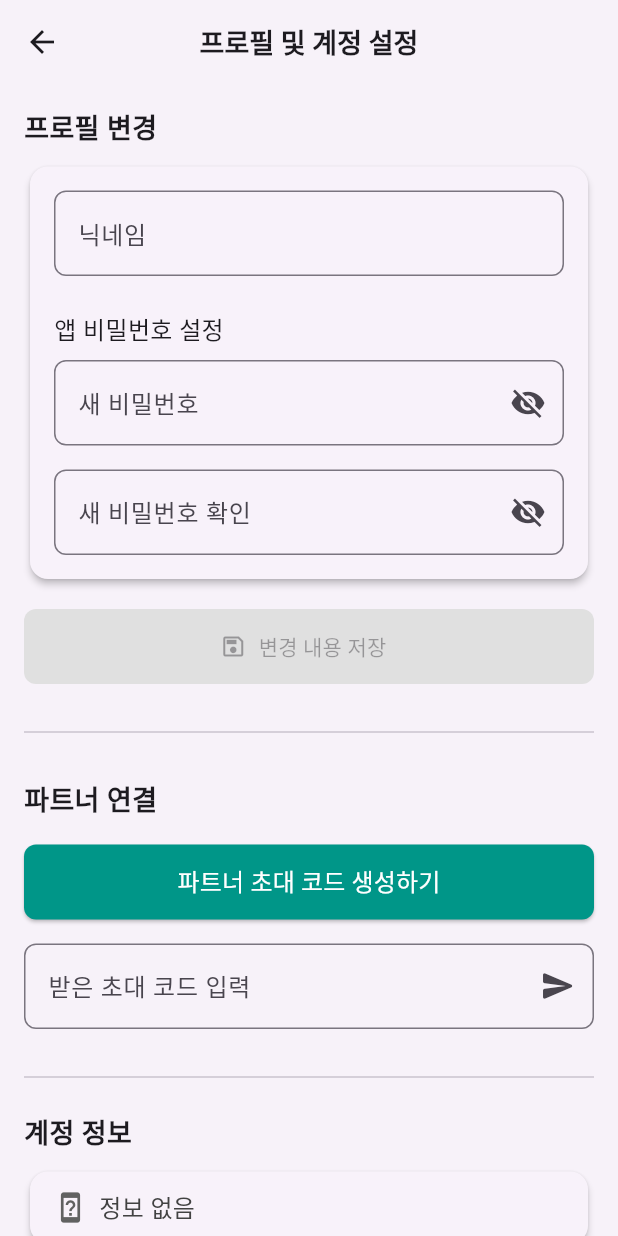
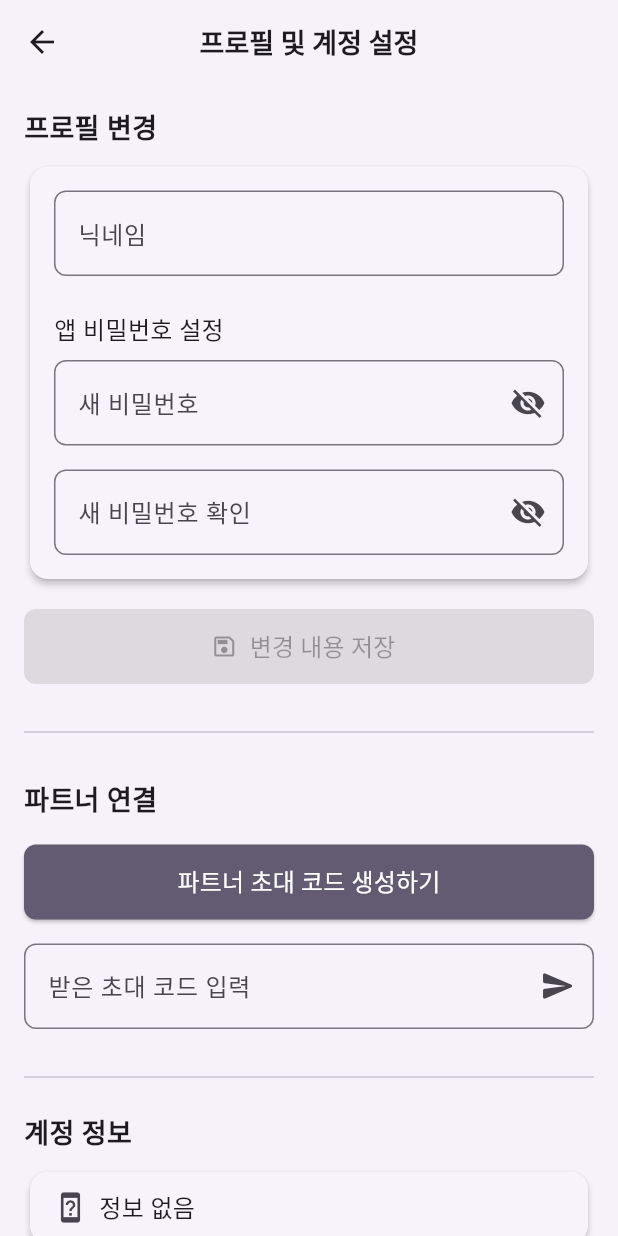
Before and after one commit to creatorjun/safe_diary, a Flutter app: the ProfileScreen screen opened by its route, on a phone screen of 412 x 824 dp. Run offline on Flutter 3.47's test engine with Material 3 defaults, Android fonts, the phone set to English and light mode, and no system bars; our stand-ins replace crystal_navigation_bar, firebase_core, firebase_messaging, flutter_dotenv, flutter_local_notifications, flutter_secure_storage and 3 more; missing offline and left inert: kakao_flutter_sdk, naver_login_sdk, no_screenshot, omni_datetime_picker, stomp_dart_client; accounts and stored records are empty; generated files the repository leaves out were written again.

Commit message:
테마 적용 완료

```diff
--- a/lib/app/controllers/error_controller.dart
+++ b/lib/app/controllers/error_controller.dart
@@ -23,10 +23,10 @@ class ErrorController extends GetxController {
     } else {
       // 오류 종류에 따라 다른 기본 메시지를 설정
       switch (e.runtimeType) {
-        case SocketException:
+        case SocketException _:
           messageToShow = "네트워크에 연결할 수 없습니다. 인터넷 상태를 확인해주세요.";
           break;
-        case ApiException:
+        case ApiException _:
           // ApiService에서 보낸 메시지를 그대로 사용하거나, 더 일반적인 메시지로 교체 가능
           messageToShow = (e as ApiException).message;
           break;
@@ -43,7 +43,7 @@ class ErrorController extends GetxController {
       '알림',
       messageToShow,
       snackPosition: SnackPosition.BOTTOM,
-      backgroundColor: Colors.black.withOpacity(0.7),
+      backgroundColor: Colors.black.withAlpha(70),
       colorText: Colors.white,
       margin: const EdgeInsets.all(12.0),
     );
--- a/lib/app/models/weather_models.dart
+++ b/lib/app/models/weather_models.dart
@@ -1,6 +1,4 @@
 // lib/app/models/weather_models.dart
-
-
 
 /// 전체 날씨 응답을 감싸는 최상위 DTO
 class WeatherResponseDto {
--- a/lib/app/views/login_screen.dart
+++ b/lib/app/views/login_screen.dart
@@ -159,7 +159,7 @@ class LoginScreen extends GetView<LoginController> {
                                 blurRadius: 10.0,
                                 color: colorScheme.shadow.withAlpha(50),
                                 offset: const Offset(2, 2),
-                              )
+                              ),
                             ],
                           ),
                         ),
--- a/lib/app/views/profile_screen.dart
+++ b/lib/app/views/profile_screen.dart
@@ -87,6 +87,8 @@ class _ProfileScreenState extends State<ProfileScreen> {
 
   @override
   Widget build(BuildContext context) {
+    final colorScheme = Theme.of(context).colorScheme;
+
     return Scaffold(
       appBar: AppBar(
         title: const Text('프로필 및 계정 설정', style: textStyleLarge),
@@ -157,19 +159,20 @@ class _ProfileScreenState extends State<ProfileScreen> {
               ),
               verticalSpaceMedium,
               Obx(
-                () => FilledButton.icon(
+                    () => ElevatedButton.icon(
                   icon: const Icon(Icons.save_outlined, size: 18),
-                  label: const Text('변경 내용 저장'),
-                  style: FilledButton.styleFrom(
+                  label: const Text('변경 내용 저장', style: textStyleMedium),
+                  style: ElevatedButton.styleFrom(
                     minimumSize: const Size(double.infinity, 50),
-                    backgroundColor: Theme.of(context).primaryColor,
+                    backgroundColor: colorScheme.primary,
+                    foregroundColor: colorScheme.onPrimary,
+                    disabledBackgroundColor: colorScheme.onSurface.withAlpha(30),
+                    disabledForegroundColor: colorScheme.onSurface.withAlpha(100),
                     shape: RoundedRectangleBorder(
                       borderRadius: BorderRadius.circular(8.0),
                     ),
-                    disabledBackgroundColor: Colors.grey.shade300,
                   ),
-                  onPressed:
-                      controller.hasChanges.value
+                  onPressed: controller.hasChanges.value
                       ? () {
                     controller
                         .saveChanges(
@@ -193,17 +196,17 @@ class _ProfileScreenState extends State<ProfileScreen> {
                     child: OutlinedButton.icon(
                       icon: Icon(
                         Icons.lock_open_outlined,
-                        color: Colors.red.shade700,
+                        color: colorScheme.error,
                       ),
                       label: Text(
                         '앱 비밀번호 해제',
                         style: textStyleMedium.copyWith(
-                          color: Colors.red.shade700,
+                          color: colorScheme.error,
                         ),
                       ),
                       style: OutlinedButton.styleFrom(
                         minimumSize: const Size(double.infinity, 50),
-                        side: BorderSide(color: Colors.red.shade200),
+                        side: BorderSide(color: colorScheme.error.withAlpha(80)),
                         shape: RoundedRectangleBorder(
                           borderRadius: BorderRadius.circular(8.0),
                         ),
@@ -244,6 +247,8 @@ class _ProfileScreenState extends State<ProfileScreen> {
   }
 
   Widget _buildPartnerSection(BuildContext context) {
+    final colorScheme = Theme.of(context).colorScheme;
+
     return Obx(() {
       if (controller.partnerController.isLoading) {
         return const Center(child: CircularProgressIndicator());
@@ -282,38 +287,37 @@ class _ProfileScreenState extends State<ProfileScreen> {
                   '연결된 파트너: $partnerNickname',
                   style: textStyleMedium.copyWith(
                     fontWeight: FontWeight.bold,
-                    color: Theme.of(context).colorScheme.primary,
+                    color: colorScheme.primary,
                   ),
                 ),
                 verticalSpaceSmall,
                 if (formattedPartnerSince != '날짜 정보 없음')
                   Text(
                     '연결 시작일: $formattedPartnerSince',
-                    style: textStyleSmall.copyWith(color: Colors.grey.shade600),
+                    style: textStyleSmall.copyWith(color: colorScheme.onSurfaceVariant),
                   ),
                 verticalSpaceMedium,
                 ElevatedButton.icon(
                   icon: Icon(
                     Icons.chat_bubble_outline_rounded,
                     size: 18,
-                    color: Theme.of(context).colorScheme.onPrimary,
+                    color: colorScheme.onPrimary,
                   ),
                   label: Text(
                     '$partnerNickname님과 채팅하기',
                     style: textStyleSmall.copyWith(
                       fontWeight: FontWeight.bold,
-                      color: Theme.of(context).colorScheme.onPrimary,
+                      color: colorScheme.onPrimary,
                     ),
                   ),
                   style: ElevatedButton.styleFrom(
                     minimumSize: const Size(double.infinity, 45),
-                    backgroundColor: Theme.of(context).colorScheme.primary,
+                    backgroundColor: colorScheme.primary,
                     shape: RoundedRectangleBorder(
                       borderRadius: BorderRadius.circular(8.0),
                     ),
                   ),
-                  onPressed:
-                      () => Get.toNamed(
+                  onPressed: () => Get.toNamed(
                     Routes.chat,
                     arguments: {
                       'partnerUid': user.partnerUid,
@@ -326,15 +330,15 @@ class _ProfileScreenState extends State<ProfileScreen> {
                   icon: Icon(
                     Icons.link_off_rounded,
                     size: 18,
-                    color: Colors.red.shade700,
+                    color: colorScheme.error,
                   ),
                   label: Text(
                     '파트너 연결 끊기',
-                    style: textStyleSmall.copyWith(color: Colors.red.shade700),
+                    style: textStyleSmall.copyWith(color: colorScheme.error),
                   ),
                   style: OutlinedButton.styleFrom(
                     minimumSize: const Size(double.infinity, 45),
-                    side: BorderSide(color: Colors.red.shade300),
+                    side: BorderSide(color: colorScheme.error.withAlpha(80)),
                     shape: RoundedRectangleBorder(
                       borderRadius: BorderRadius.circular(8.0),
                     ),
@@ -398,7 +402,7 @@ class _ProfileScreenState extends State<ProfileScreen> {
                 verticalSpaceSmall,
                 Text(
                   '만료 시간: $formattedExpiresAt',
-                  style: textStyleSmall.copyWith(color: Colors.grey.shade600),
+                  style: textStyleSmall.copyWith(color: colorScheme.onSurfaceVariant),
                 ),
                 verticalSpaceMedium,
                 OutlinedButton(
@@ -422,15 +426,16 @@ class _ProfileScreenState extends State<ProfileScreen> {
             ElevatedButton(
               style: ElevatedButton.styleFrom(
                 minimumSize: const Size(double.infinity, 50),
-                backgroundColor: Colors.teal,
+                backgroundColor: colorScheme.secondary,
+                foregroundColor: colorScheme.onSecondary,
                 shape: RoundedRectangleBorder(
                   borderRadius: BorderRadius.circular(8.0),
                 ),
               ),
               onPressed: controller.generateInvitationCode,
-              child: Text(
+              child: const Text(
                 '파트너 초대 코드 생성하기',
-                style: textStyleMedium.copyWith(color: Colors.white),
+                style: textStyleMedium,
               ),
             ),
             verticalSpaceMedium,
@@ -461,6 +466,8 @@ class _ProfileScreenState extends State<ProfileScreen> {
   Widget _buildAccountInfoSection() {
     final user = controller.loginController.user;
     final formattedCreatedAt = user.formattedCreatedAt;
+    final colorScheme = Theme.of(context).colorScheme;
+
     return Card(
       elevation: 2.0,
       shape: RoundedRectangleBorder(borderRadius: BorderRadius.circular(12.0)),
@@ -473,8 +480,7 @@ class _ProfileScreenState extends State<ProfileScreen> {
                 SizedBox(
                   width: 22,
                   height: 22,
-                  child:
-                      user.platform == LoginPlatform.naver
+                  child: user.platform == LoginPlatform.naver
                       ? Image(
                     image: Svg(
                       'assets/naver_icon.svg',
@@ -485,7 +491,7 @@ class _ProfileScreenState extends State<ProfileScreen> {
                       ? const Image(image: Svg('assets/kakao_icon.svg'))
                       : Icon(
                     Icons.device_unknown_outlined,
-                            color: Colors.grey.shade700,
+                    color: colorScheme.onSurfaceVariant,
                     size: 22,
                   ),
                 ),
@@ -496,7 +502,7 @@ class _ProfileScreenState extends State<ProfileScreen> {
                       : user.platform == LoginPlatform.kakao
                       ? "카카오 로그인"
                       : "정보 없음",
-                  style: textStyleMedium.copyWith(color: Colors.grey.shade800),
+                  style: textStyleMedium.copyWith(color: colorScheme.onSurface),
                 ),
               ],
             ),
@@ -506,7 +512,7 @@ class _ProfileScreenState extends State<ProfileScreen> {
                 alignment: Alignment.bottomRight,
                 child: Text(
                   '가입일: $formattedCreatedAt',
-                  style: textStyleSmall.copyWith(color: Colors.grey.shade600),
+                  style: textStyleSmall.copyWith(color: colorScheme.onSurfaceVariant),
                 ),
               ),
             ],
@@ -517,27 +523,29 @@ class _ProfileScreenState extends State<ProfileScreen> {
   }
 
   Widget _buildAccountDeletionSection() {
+    final colorScheme = Theme.of(context).colorScheme;
+
     return Card(
       elevation: 1.0,
       shape: RoundedRectangleBorder(
         borderRadius: BorderRadius.circular(12.0),
-        side: BorderSide(color: Colors.red.shade100),
+        side: BorderSide(color: colorScheme.error.withAlpha(80)),
       ),
       child: ListTile(
         leading: Icon(
           Icons.delete_forever_outlined,
-          color: Colors.red.shade600,
+          color: colorScheme.error,
         ),
         title: Text(
           '회원 탈퇴',
           style: textStyleMedium.copyWith(
-            color: Colors.red.shade700,
+            color: colorScheme.error,
             fontWeight: FontWeight.w500,
           ),
         ),
         trailing: Icon(
           Icons.arrow_forward_ios_rounded,
-          color: Colors.grey.shade500,
+          color: colorScheme.onSurfaceVariant,
           size: 16,
         ),
         onTap: controller.handleAccountDeletionRequest,
```
Also changed, not shown: lib/app/models/event_item.dart (+8 -6 lines), lib/app/views/calendar_view.dart (+5 -4 lines), lib/app/views/chat_screen.dart (+79 -34 lines), lib/app/views/home_screen.dart (+15 -26 lines), lib/app/views/luck_view.dart (+42 -73 lines), lib/app/views/profile_auth_screen.dart (+22 -28 lines), lib/app/views/weather_view.dart (+131 -96 lines), lib/app/views/widgets/add_edit_event_dialog.dart (+22 -16 lines), lib/app/controllers/home_controller.dart (indentation only). Lines whose indentation alone changed are shown as unchanged.
